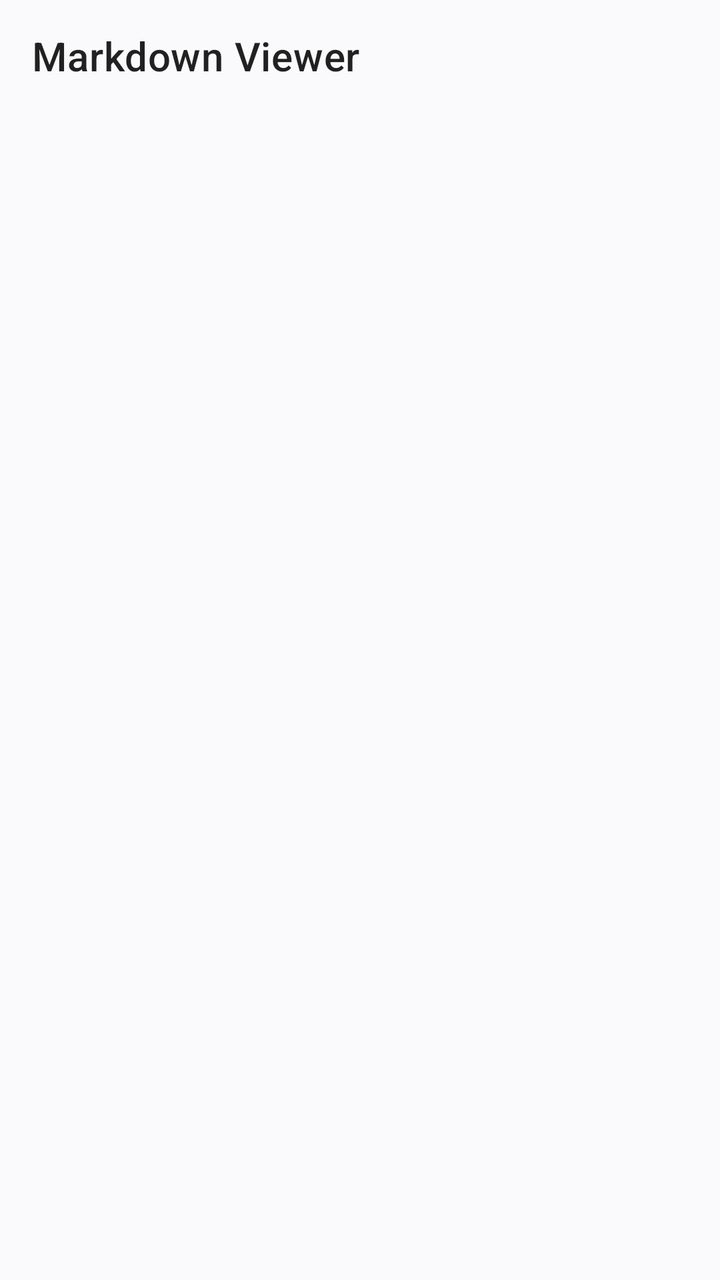
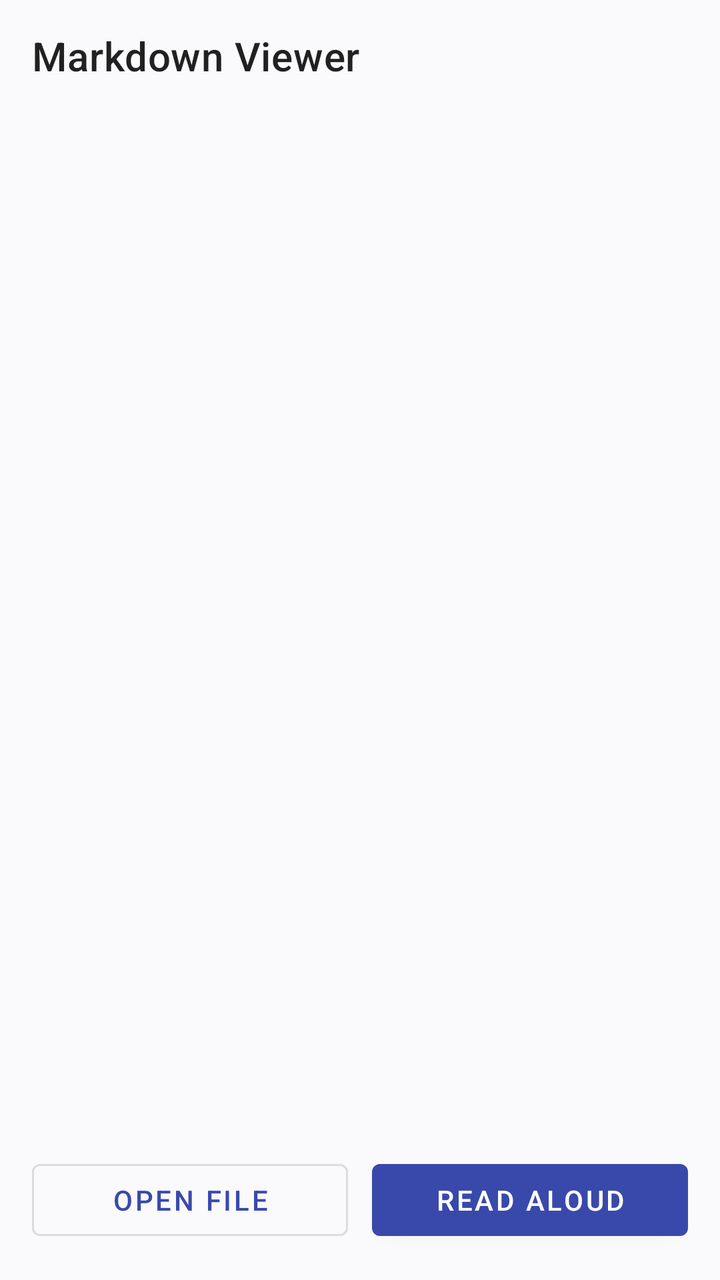

Compare the two renders of this Android layout. The source of the first and the diff that turns it into the second are given below.
<!-- AndroidManifest.xml: application theme Theme.MarkdownViewer -->
<!-- res/layout/activity_main.xml -->
<?xml version="1.0" encoding="utf-8"?>
<androidx.drawerlayout.widget.DrawerLayout xmlns:android="http://schemas.android.com/apk/res/android"
    xmlns:app="http://schemas.android.com/apk/res-auto"
    android:id="@+id/drawerLayout"
    android:layout_width="match_parent"
    android:layout_height="match_parent">

    <LinearLayout
        android:layout_width="match_parent"
        android:layout_height="match_parent"
        android:orientation="vertical"
        android:background="@color/mdv_surface">

        <com.google.android.material.appbar.MaterialToolbar
            android:id="@+id/toolbar"
            android:layout_width="match_parent"
            android:layout_height="wrap_content"
            android:backgroundTint="@color/mdv_primary"
            android:titleTextColor="@android:color/white"
            app:title="Markdown Viewer" />

        <LinearLayout
            android:layout_width="match_parent"
            android:layout_height="wrap_content"
            android:orientation="vertical"
            android:padding="16dp">

            <HorizontalScrollView
                android:layout_width="match_parent"
                android:layout_height="wrap_content"
                android:scrollbars="none">

                <LinearLayout
                    android:id="@+id/tagContainer"
                    android:layout_width="wrap_content"
                    android:layout_height="wrap_content"
                    android:orientation="horizontal" />
            </HorizontalScrollView>

            <TextView
                android:id="@+id/fileNameText"
                android:layout_width="match_parent"
                android:layout_height="wrap_content"
                android:layout_marginTop="12dp"
                android:textStyle="bold"
                android:textColor="@color/mdv_text"
                android:textSize="18sp" />
        </LinearLayout>

        <ScrollView
            android:layout_width="match_parent"
            android:layout_height="0dp"
            android:layout_weight="1"
            android:fillViewport="true">

            <TextView
                android:id="@+id/contentView"
                android:layout_width="match_parent"
                android:layout_height="wrap_content"
                android:padding="16dp"
                android:textColor="@color/mdv_text"
                android:textIsSelectable="true"
                android:lineSpacingExtra="4dp"
                android:textSize="18sp" />
        </ScrollView>
    </LinearLayout>

    <LinearLayout
        android:id="@+id/settingsDrawer"
        android:layout_width="320dp"
        android:layout_height="match_parent"
        android:layout_gravity="end"
        android:background="@android:color/white"
        android:orientation="vertical"
        android:padding="16dp">

        <TextView
            android:layout_width="match_parent"
            android:layout_height="wrap_content"
            android:text="Settings"
            android:textStyle="bold"
            android:textSize="20sp" />

        <TextView
            android:layout_width="match_parent"
            android:layout_height="wrap_content"
            android:layout_marginTop="20dp"
            android:text="Font family" />

        <Spinner
            android:id="@+id/fontSpinner"
            android:layout_width="match_parent"
            android:layout_height="wrap_content" />

        <TextView
            android:id="@+id/fontSizeLabel"
            android:layout_width="match_parent"
            android:layout_height="wrap_content"
            android:layout_marginTop="20dp"
            android:text="Font size" />

        <SeekBar
            android:id="@+id/fontSeek"
            android:layout_width="match_parent"
            android:layout_height="wrap_content"
            android:max="18"
            android:progress="6" />

        <TextView
            android:id="@+id/speechRateLabel"
            android:layout_width="match_parent"
            android:layout_height="wrap_content"
            android:layout_marginTop="20dp"
            android:text="Speech rate" />

        <SeekBar
            android:id="@+id/speechSeek"
            android:layout_width="match_parent"
            android:layout_height="wrap_content"
            android:max="15"
            android:progress="5" />

        <com.google.android.material.button.MaterialButton
            android:id="@+id/openFileButton"
            android:layout_width="match_parent"
            android:layout_height="wrap_content"
            android:layout_marginTop="24dp"
            android:text="Open markdown file" />

        <com.google.android.material.button.MaterialButton
            android:id="@+id/readButton"
            style="@style/Widget.MaterialComponents.Button.OutlinedButton"
            android:layout_width="match_parent"
            android:layout_height="wrap_content"
            android:layout_marginTop="12dp"
            android:text="Read aloud" />
    </LinearLayout>

</androidx.drawerlayout.widget.DrawerLayout>
<!-- resources referenced by this layout -->
<resources>
  <color name="mdv_primary">#3949AB</color>
  <color name="mdv_surface">#FAFAFC</color>
  <color name="mdv_text">#111827</color>
  <style name="Theme.MarkdownViewer" parent="Theme.MaterialComponents.DayNight.NoActionBar">
          <item name="colorPrimary">@color/mdv_primary</item>
          <item name="colorPrimaryVariant">@color/mdv_primary_dark</item>
          <item name="colorSecondary">@color/mdv_accent</item>
          <item name="android:statusBarColor">@color/mdv_primary_dark</item>
          <item name="android:navigationBarColor">@color/mdv_primary_dark</item>
      </style>
  <color name="mdv_primary_dark">#283593</color>
  <color name="mdv_accent">#5C6BC0</color>
</resources>

<!-- the commit's change to res/layout/activity_main.xml (unified diff, before → after) -->
@@ -59,10 +59,36 @@
                 android:layout_height="wrap_content"
                 android:padding="16dp"
                 android:textColor="@color/mdv_text"
-                android:textIsSelectable="true"
+                android:linksClickable="true"
                 android:lineSpacingExtra="4dp"
                 android:textSize="18sp" />
         </ScrollView>
+
+        <LinearLayout
+            android:layout_width="match_parent"
+            android:layout_height="wrap_content"
+            android:orientation="horizontal"
+            android:paddingStart="16dp"
+            android:paddingTop="8dp"
+            android:paddingEnd="16dp"
+            android:paddingBottom="16dp">
+
+            <com.google.android.material.button.MaterialButton
+                android:id="@+id/primaryOpenButton"
+                style="@style/Widget.MaterialComponents.Button.OutlinedButton"
+                android:layout_width="0dp"
+                android:layout_height="wrap_content"
+                android:layout_weight="1"
+                android:text="Open file" />
+
+            <com.google.android.material.button.MaterialButton
+                android:id="@+id/primaryTtsButton"
+                android:layout_width="0dp"
+                android:layout_height="wrap_content"
+                android:layout_marginStart="12dp"
+                android:layout_weight="1"
+                android:text="Read aloud" />
+        </LinearLayout>
     </LinearLayout>
 
     <LinearLayout
